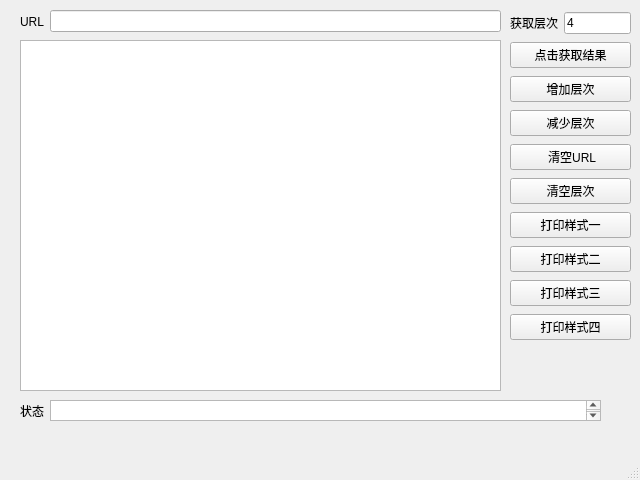
Above: ATM结果提取工具/demo_atm_result_parse_tool.ui from L1nwatch/Mac-Python-3.X before the change. Below: the same form after it.
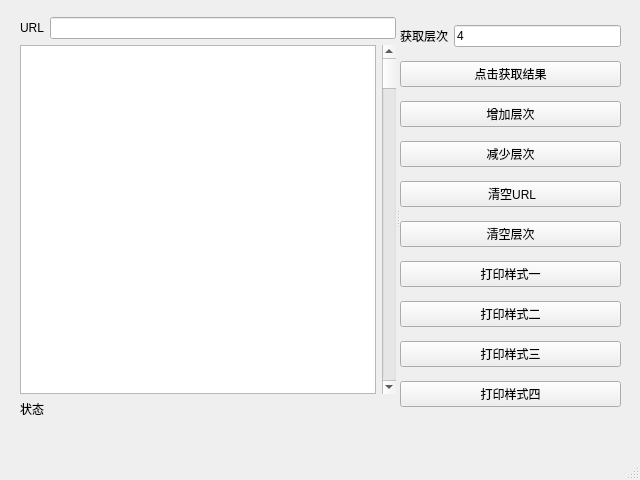
That is the form after the change.

Commit message: UI 界面大致画完了, 剩下的就是怎么写回调函数了

```diff
--- a/ATM结果提取工具/demo_atm_result_parse_tool.ui
+++ b/ATM结果提取工具/demo_atm_result_parse_tool.ui
@@ -14,25 +14,21 @@
    <string>MainWindow</string>
   </property>
   <widget class="QWidget" name="centralwidget">
-   <widget class="QTextBrowser" name="textBrowser">
+   <widget class="QSplitter" name="splitter">
     <property name="geometry">
      <rect>
       <x>20</x>
-      <y>40</y>
-      <width>481</width>
-      <height>351</height>
+      <y>17</y>
+      <width>601</width>
+      <height>401</height>
      </rect>
     </property>
-   </widget>
-   <widget class="QWidget" name="layoutWidget">
-    <property name="geometry">
-     <rect>
-      <x>20</x>
-      <y>10</y>
-      <width>481</width>
-      <height>23</height>
-     </rect>
+    <property name="orientation">
+     <enum>Qt::Horizontal</enum>
     </property>
+    <widget class="QWidget" name="">
+     <layout class="QVBoxLayout" name="verticalLayout_2">
+      <item>
     <layout class="QHBoxLayout" name="horizontalLayout">
      <item>
       <widget class="QLabel" name="label">
@@ -45,38 +41,31 @@
       <widget class="QLineEdit" name="lineEdit"/>
      </item>
     </layout>
-   </widget>
-   <widget class="QWidget" name="layoutWidget">
-    <property name="geometry">
-     <rect>
-      <x>20</x>
-      <y>400</y>
-      <width>581</width>
-      <height>21</height>
-     </rect>
-    </property>
+      </item>
+      <item>
     <layout class="QHBoxLayout" name="horizontalLayout_3">
      <item>
+         <widget class="QPlainTextEdit" name="plainTextEdit"/>
+        </item>
+        <item>
+         <widget class="QScrollBar" name="verticalScrollBar">
+          <property name="orientation">
+           <enum>Qt::Vertical</enum>
+          </property>
+         </widget>
+        </item>
+       </layout>
+      </item>
+      <item>
       <widget class="QLabel" name="label_3">
        <property name="text">
         <string>状态</string>
        </property>
       </widget>
      </item>
-     <item>
-      <widget class="QTextBrowser" name="textBrowser_2"/>
-     </item>
     </layout>
    </widget>
    <widget class="QWidget" name="layoutWidget">
-    <property name="geometry">
-     <rect>
-      <x>510</x>
-      <y>10</y>
-      <width>121</width>
-      <height>338</height>
-     </rect>
-    </property>
     <layout class="QVBoxLayout" name="verticalLayout">
      <item>
       <layout class="QHBoxLayout" name="horizontalLayout_2">
@@ -161,6 +150,7 @@
      </item>
     </layout>
    </widget>
+   </widget>
    <zorder>textBrowser</zorder>
    <zorder>layoutWidget</zorder>
    <zorder>layoutWidget</zorder>
```
Left out of the diff: 68 changed lines with no effect on the pictures. Lines whose indentation alone changed are shown as unchanged. The commit also changes 3 other files.
